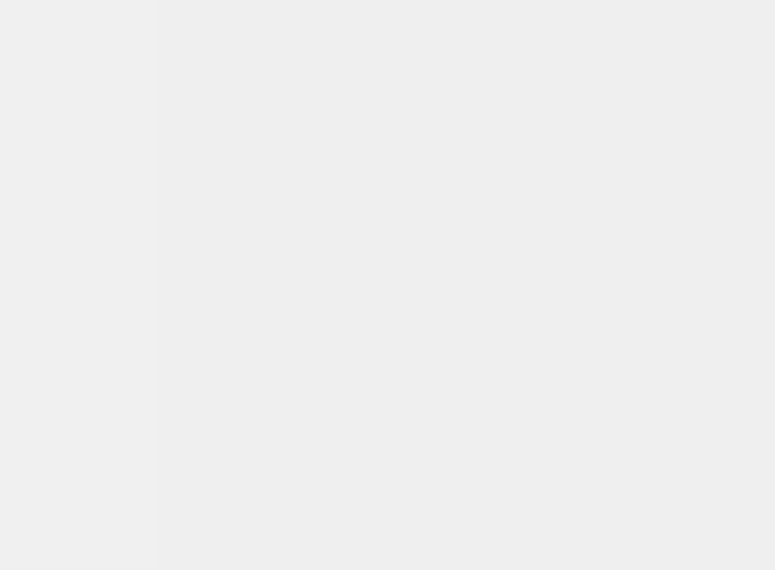
Qt form InstantMessage/SessionForm.ui (TivalM/Instant-Messaging) before a commit.
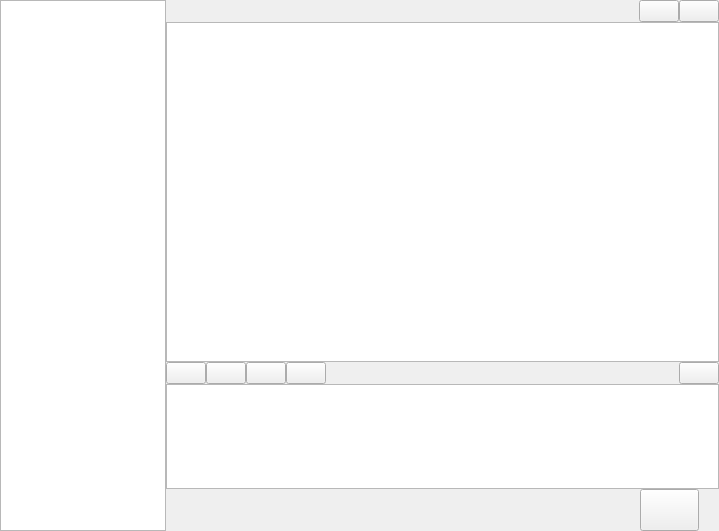
The same form after that commit. Icons and pictures are not drawn.

Patch:
```diff
--- a/InstantMessage/SessionForm.ui
+++ b/InstantMessage/SessionForm.ui
@@ -6,8 +6,8 @@
    <rect>
     <x>0</x>
     <y>0</y>
-    <width>775</width>
-    <height>570</height>
+    <width>719</width>
+    <height>531</height>
    </rect>
   </property>
   <property name="sizePolicy">
@@ -19,7 +19,7 @@
   <property name="windowTitle">
    <string>Form</string>
   </property>
-  <layout class="QHBoxLayout" name="horizontalLayout" stretch="1,4">
+  <layout class="QHBoxLayout" name="horizontalLayout_2">
    <property name="spacing">
     <number>0</number>
    </property>
@@ -36,90 +36,221 @@
     <number>0</number>
    </property>
    <item>
-    <widget class="QListWidget" name="friendList">
-     <property name="sizePolicy">
-      <sizepolicy hsizetype="Expanding" vsizetype="Minimum">
-       <horstretch>0</horstretch>
-       <verstretch>0</verstretch>
-      </sizepolicy>
+    <layout class="QHBoxLayout" name="horizontalLayout" stretch="3,10">
+     <property name="spacing">
+      <number>0</number>
      </property>
-     <property name="styleSheet">
-      <string notr="true">QListWidget{border:none; background:rgb(240, 240, 240);outline:0px;}
-QListWidget::item:hover{background:rgb(225, 225, 225); }
-QListWidget::item:selected{background:rgb(203, 203, 203)}
-QListWidget::item:selected:!active{background:rgb(203, 203, 203); }
-
-
-QListWidget{border:none; background:rgb(240, 240, 240);outline:0px;}
-QListWidget::item:hover{background:rgb(225, 225, 225); }
-QListWidget::item:selected{background:rgb(203, 203, 203)}
-QListWidget::item:selected:!active{background:rgb(203, 203, 203); }
-
-
-QScrollBar::vertical{
-    width:10px;
-    background:rgba(0, 0, 0, 0%);
-    margin:0px,0px,0px,0px;
-    padding-top:10px;
-    padding-bottom:10px;
-}
-
-QScrollBar::handle:vertical{
-    background:rgba(0,0,0,15%);
-    border-radius:5px;
-    min-height:20px;
-}
-
-QScrollBar::handle:hover{
-    background:rgba(0,0,0,25%);   
-}
-
-QScrollBar::add-page:vertical, QScrollBar::sub-page:vertical {
-    background:none;
-}
-
-QScrollBar::add-line:vertical {
-    border:none;
-    height: 10px;
-    subcontrol-position: bottom;
-    subcontrol-origin: margin;
-}
-
-QScrollBar::sub-line:vertical {
-    border:none;
-    height: 10px;
-    subcontrol-position: top;
-    subcontrol-origin: margin;
-}
-
-QScrollBar::up-arrow:vertical{
-	  border:0px;
-    width:30px;
-    height:30px;
-    border-image:url(:/src/image/up.png);
-}
-
- QScrollBar::down-arrow:vertical {
-    border:0px;
-    width:30px;
-    height:30px;
-    border-image:url(:/src/image/down.png);
-}</string>
-     </property>
-    </widget>
-   </item>
-   <item>
-    <spacer name="horizontalSpacer">
-     <property name="orientation">
-      <enum>Qt::Horizontal</enum>
-     </property>
-     <property name="sizeHint" stdset="0">
-      <size>
-       <width>20</width>
-       <height>20</height>
-      </size>
-     </property>
-    </spacer>
+     <item>
+      <widget class="QListWidget" name="friendList">
+       <property name="sizePolicy">
+        <sizepolicy hsizetype="Expanding" vsizetype="Minimum">
+         <horstretch>0</horstretch>
+         <verstretch>0</verstretch>
+        </sizepolicy>
+       </property>
+       <property name="styleSheet">
+        <string notr="true"/>
+       </property>
+      </widget>
+     </item>
+     <item>
+      <layout class="QVBoxLayout" name="verticalLayout_2" stretch="2,15,1,5,2">
+       <property name="spacing">
+        <number>0</number>
+       </property>
+       <item>
+        <layout class="QHBoxLayout" name="headArea">
+         <item>
+          <widget class="QLabel" name="labelPeerName">
+           <property name="minimumSize">
+            <size>
+             <width>150</width>
+             <height>0</height>
+            </size>
+           </property>
+           <property name="maximumSize">
+            <size>
+             <width>450</width>
+             <height>45</height>
+            </size>
+           </property>
+           <property name="text">
+            <string/>
+           </property>
+          </widget>
+         </item>
+         <item>
+          <spacer name="horizontalSpacer_5">
+           <property name="orientation">
+            <enum>Qt::Horizontal</enum>
+           </property>
+           <property name="sizeHint" stdset="0">
+            <size>
+             <width>40</width>
+             <height>10</height>
+            </size>
+           </property>
+          </spacer>
+         </item>
+         <item>
+          <widget class="QPushButton" name="btPeerInfo">
+           <property name="text">
+            <string/>
+           </property>
+          </widget>
+         </item>
+         <item>
+          <widget class="QPushButton" name="btMore">
+           <property name="text">
+            <string/>
+           </property>
+          </widget>
+         </item>
+        </layout>
+       </item>
+       <item>
+        <layout class="QVBoxLayout" name="viewArea">
+         <item>
+          <widget class="QTextBrowser" name="textBrowser">
+           <property name="sizePolicy">
+            <sizepolicy hsizetype="Expanding" vsizetype="Expanding">
+             <horstretch>0</horstretch>
+             <verstretch>0</verstretch>
+            </sizepolicy>
+           </property>
+           <property name="minimumSize">
+            <size>
+             <width>548</width>
+             <height>340</height>
+            </size>
+           </property>
+          </widget>
+         </item>
+        </layout>
+       </item>
+       <item>
+        <layout class="QHBoxLayout" name="functionArea">
+         <item>
+          <widget class="QPushButton" name="btEmoji">
+           <property name="text">
+            <string/>
+           </property>
+          </widget>
+         </item>
+         <item>
+          <widget class="QPushButton" name="btImg">
+           <property name="text">
+            <string/>
+           </property>
+          </widget>
+         </item>
+         <item>
+          <widget class="QPushButton" name="btRecording">
+           <property name="text">
+            <string/>
+           </property>
+          </widget>
+         </item>
+         <item>
+          <widget class="QPushButton" name="btFile">
+           <property name="text">
+            <string/>
+           </property>
+          </widget>
+         </item>
+         <item>
+          <spacer name="horizontalSpacer_4">
+           <property name="orientation">
+            <enum>Qt::Horizontal</enum>
+           </property>
+           <property name="sizeHint" stdset="0">
+            <size>
+             <width>40</width>
+             <height>20</height>
+            </size>
+           </property>
+          </spacer>
+         </item>
+         <item>
+          <widget class="QPushButton" name="btHistory">
+           <property name="text">
+            <string/>
+           </property>
+          </widget>
+         </item>
+        </layout>
+       </item>
+       <item>
+        <layout class="QHBoxLayout" name="typingArea" stretch="0,0">
+         <property name="spacing">
+          <number>0</number>
+         </property>
+         <property name="leftMargin">
+          <number>0</number>
+         </property>
+         <property name="topMargin">
+          <number>0</number>
+         </property>
+         <item>
+          <widget class="QTextEdit" name="textEdit">
+           <property name="sizePolicy">
+            <sizepolicy hsizetype="Expanding" vsizetype="Expanding">
+             <horstretch>0</horstretch>
+             <verstretch>20</verstretch>
+            </sizepolicy>
+           </property>
+           <property name="minimumSize">
+            <size>
+             <width>514</width>
+             <height>0</height>
+            </size>
+           </property>
+          </widget>
+         </item>
+         <item>
+          <layout class="QVBoxLayout" name="verticalLayout"/>
+         </item>
+        </layout>
+       </item>
+       <item>
+        <layout class="QHBoxLayout" name="horizontalLayout_3" stretch="8,1">
+         <property name="spacing">
+          <number>0</number>
+         </property>
+         <property name="rightMargin">
+          <number>20</number>
+         </property>
+         <item>
+          <spacer name="horizontalSpacer_2">
+           <property name="orientation">
+            <enum>Qt::Horizontal</enum>
+           </property>
+           <property name="sizeHint" stdset="0">
+            <size>
+             <width>40</width>
+             <height>20</height>
+            </size>
+           </property>
+          </spacer>
+         </item>
+         <item>
+          <widget class="QPushButton" name="btSend">
+           <property name="sizePolicy">
+            <sizepolicy hsizetype="Expanding" vsizetype="Expanding">
+             <horstretch>0</horstretch>
+             <verstretch>0</verstretch>
+            </sizepolicy>
+           </property>
+           <property name="text">
+            <string/>
+           </property>
+          </widget>
+         </item>
+        </layout>
+       </item>
+      </layout>
+     </item>
+    </layout>
    </item>
   </layout>
  </widget>
```
